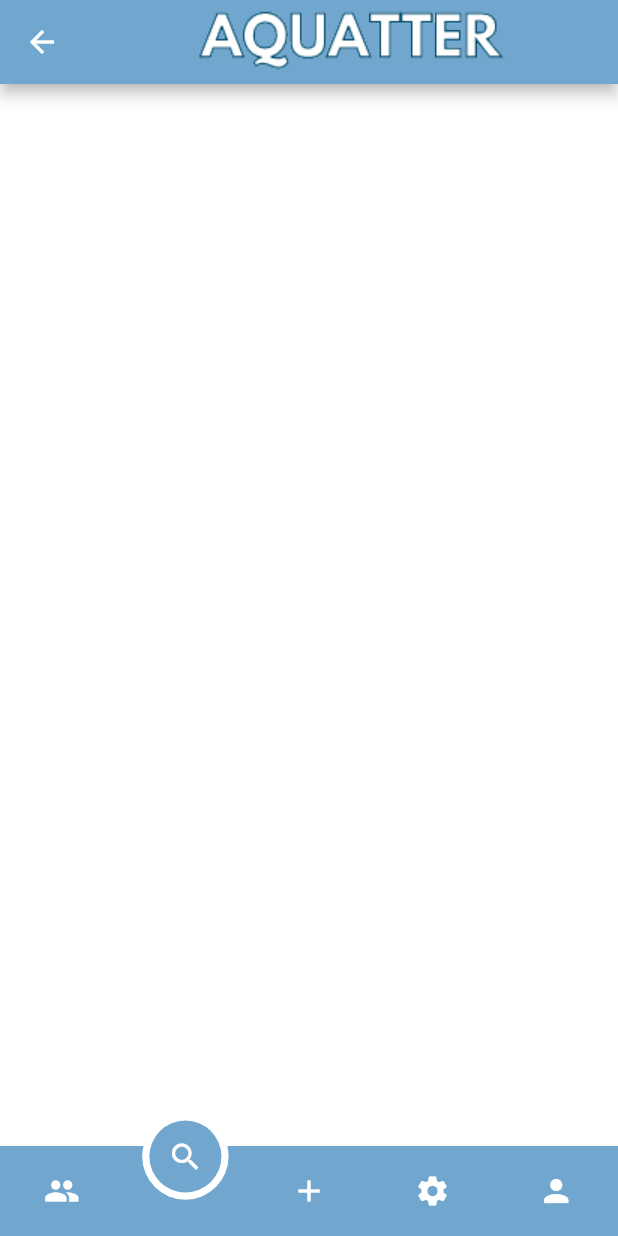
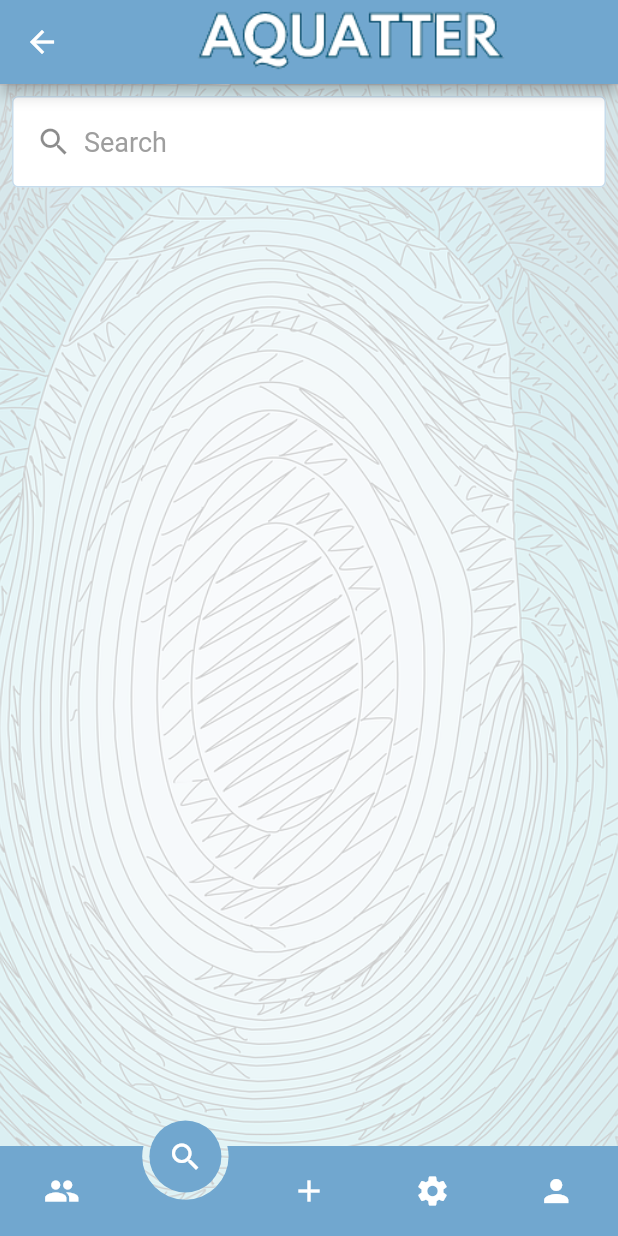
Before and after one commit to cardizaDEV/Aquatter, a Flutter app: the MainScreen screen opened by its route, swiped to page 2, on a phone screen of 412 x 824 dp. Run offline on Flutter 3.47's test engine with Material 2 defaults, Android fonts, the phone set to English and light mode, and no system bars; drawn by our look-alikes of circle_nav_bar; our stand-ins replace email_validator, flutter_swiper_plus, pin_code_fields, shared_preferences; missing offline and left inert: flutter_emoji; accounts and stored records are empty; network calls fail.

Commit message:
Implemented search page

```diff
--- a/aquatter/lib/screens/login_register/login_screen.dart
+++ b/aquatter/lib/screens/login_register/login_screen.dart
@@ -100,6 +100,9 @@ class _LoginScreenState extends State<LoginScreen> {
                       Provider.of<UserProvider>(context, listen: false)
                           .setUsername(_usernameController.text);
                       // ignore: use_build_context_synchronously
+                      Provider.of<UserProvider>(context, listen: false)
+                          .searchForUsers('');
+                      // ignore: use_build_context_synchronously
                       Provider.of<PostsProvider>(context, listen: false)
                           // ignore: use_build_context_synchronously
                           .reloadPosts(Provider.of<UserProvider>(context, listen: false).username);
--- a/aquatter/lib/screens/login_register/pin_screen.dart
+++ b/aquatter/lib/screens/login_register/pin_screen.dart
@@ -69,6 +69,9 @@ class _PinScreenState extends State<PinScreen> {
                       Provider.of<UserProvider>(context, listen: false)
                           .setUsername(await _getUsername());
                       // ignore: use_build_context_synchronously
+                      Provider.of<UserProvider>(context, listen: false)
+                          .searchForUsers('');
+                      // ignore: use_build_context_synchronously
                       Provider.of<PostsProvider>(context, listen: false)
                           // ignore: use_build_context_synchronously
                           .reloadPosts(Provider.of<UserProvider>(context, listen: false).username);
--- a/aquatter/lib/screens/pages/search_page.dart
+++ b/aquatter/lib/screens/pages/search_page.dart
@@ -1,11 +1,127 @@
+import 'package:aquatter/providers/user_provider.dart';
+import 'package:aquatter/themes/constants.dart';
 import 'package:flutter/material.dart';
-class SearchPage extends StatelessWidget {
+import 'package:provider/provider.dart';
+
+class SearchPage extends StatefulWidget {
   const SearchPage({super.key});
+
+  @override
+  State<SearchPage> createState() => _SearchPageState();
+}
+
+class _SearchPageState extends State<SearchPage> {
+  // ignore: prefer_final_fields
+  TextEditingController _searchController = TextEditingController();
+
+  @override
+  void initState() {
+    Provider.of<UserProvider>(context, listen: false).searchForUsers('');
+    super.initState();
+  }
 
   @override
   Widget build(BuildContext context) {
     return Container(
-      color: Colors.white,
+      decoration: const BoxDecoration(
+          color: Colors.white,
+          image: DecorationImage(
+            image: AssetImage("lib/media/hatching-ge35f10e1a_1280.png"),
+            fit: BoxFit.cover,
+            opacity: 0.2,
+          )),
+      child: Padding(
+        padding: const EdgeInsets.only(
+            bottom: defaultPadding * 10,
+            top: defaultPadding,
+            right: defaultPadding,
+            left: defaultPadding),
+        child: Column(
+          mainAxisAlignment: MainAxisAlignment.spaceBetween,
+          crossAxisAlignment: CrossAxisAlignment.center,
+          children: [
+            Flexible(
+              flex: 1,
+              child: Column(
+                children: [
+                  TextField(
+                    controller: _searchController,
+                    cursorColor: Colors.grey,
+                    decoration: InputDecoration(
+                        fillColor: Colors.white,
+                        filled: true,
+                        border: OutlineInputBorder(
+                            borderRadius: BorderRadius.circular(10),
+                            borderSide: BorderSide.none),
+                        hintText: 'Search',
+                        hintStyle:
+                            const TextStyle(color: Colors.grey, fontSize: 18),
+                        prefixIcon: Container(
+                          padding: const EdgeInsets.all(defaultPadding * 2),
+                          width: 18,
+                          child: const Icon(Icons.search),
+                        )),
+                    autocorrect: false,
+                    maxLines: 1,
+                    onSubmitted: (value) async {
+                      Provider.of<UserProvider>(context, listen: false)
+                          .searchForUsers(_searchController.text);
+                    },
+                  ),
+                  const SizedBox(
+                    height: defaultPadding,
+                  ),
+                  Consumer<UserProvider>(builder: (context, provider, child) {
+                    return Expanded(
+                        child: ListView.builder(
+                      shrinkWrap: true,
+                      clipBehavior: Clip.antiAlias,
+                      scrollDirection: Axis.vertical,
+                      itemCount:
+                          Provider.of<UserProvider>(context).userCards.length,
+                      itemBuilder: (context, index) {
+                        return Provider.of<UserProvider>(context)
+                            .userCards[index];
+                      },
+                    ));
+                  }),
+                  FutureBuilder(
+                    future:
+                        Provider.of<UserProvider>(context).getMostFollowed(),
+                    builder: (context, AsyncSnapshot<Widget> snapshot) {
+                      if (snapshot.hasData) {
+                        return Column(
+                          mainAxisAlignment: MainAxisAlignment.center,
+                          crossAxisAlignment: CrossAxisAlignment.start,
+                          children: [
+                            const SizedBox(
+                              height: defaultPadding,
+                            ),
+                            const Text(
+                              'Top Followed',
+                              overflow: TextOverflow.ellipsis,
+                              maxLines: 1,
+                              style: TextStyle(
+                                color: Colors.black,
+                                fontSize: defaultPadding * 3,
+                                fontWeight: FontWeight.bold,
+                                overflow: TextOverflow.ellipsis,
+                              ),
+                            ),
+                            snapshot.data ?? Container()
+                          ],
+                        );
+                      } else {
+                        return Container();
+                      }
+                    },
+                  ),
+                ],
+              ),
+            )
+          ],
+        ),
+      ),
     );
   }
 }
```
Also changed, not shown: aquatter/lib/providers/user_provider.dart (+90 -5 lines), aquatter/lib/widgets/user_card.dart (added, +148 -0 lines).
